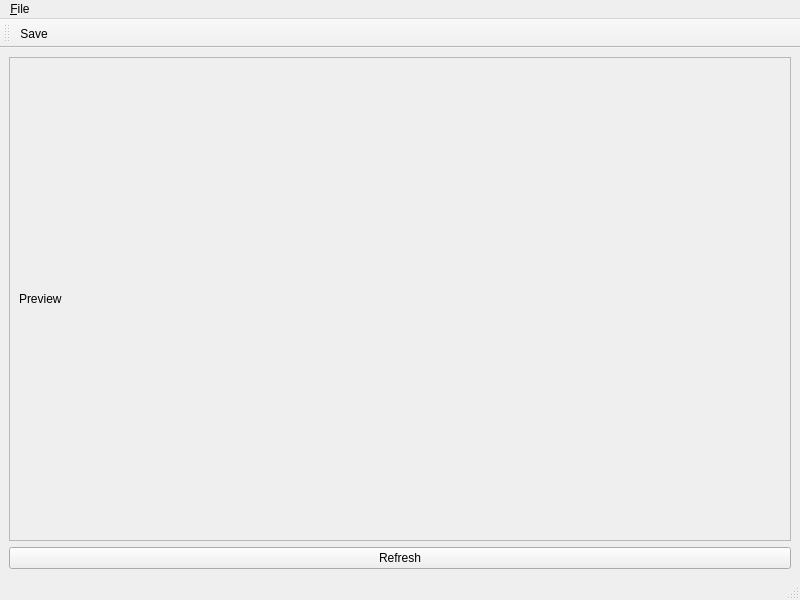
Before: the Qt Designer form NoiseTextureGenerator/PreviewRenderer/previewrenderer.ui in Kvalme/noisetexturegenerator, drawn with Qt 5.
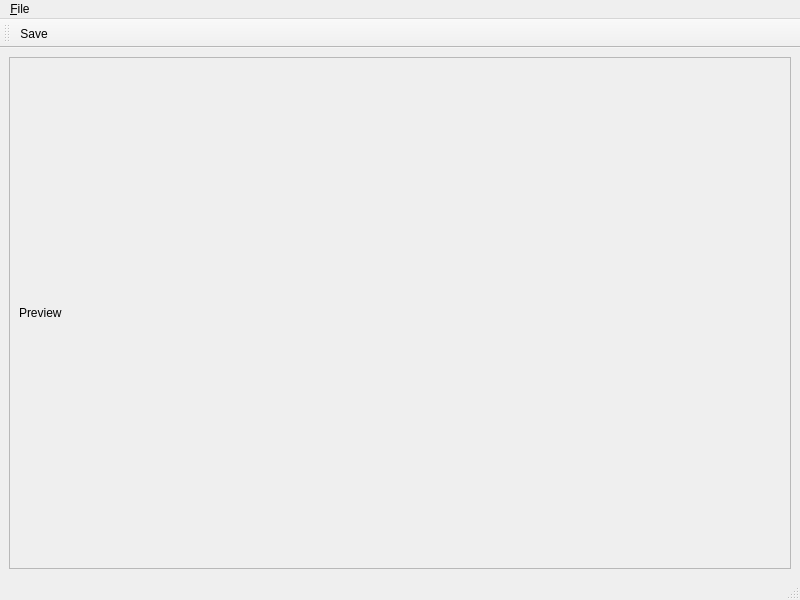
After: the same form once the commit is applied.

```diff
--- a/NoiseTextureGenerator/PreviewRenderer/previewrenderer.ui
+++ b/NoiseTextureGenerator/PreviewRenderer/previewrenderer.ui
@@ -26,7 +26,7 @@
          <x>0</x>
          <y>0</y>
          <width>786</width>
-         <height>494</height>
+         <height>522</height>
         </rect>
        </property>
        <layout class="QVBoxLayout" name="verticalLayout_2">
@@ -41,13 +41,6 @@
       </widget>
      </widget>
     </item>
-    <item>
-     <widget class="QPushButton" name="refreshImage">
-      <property name="text">
-       <string>Refresh</string>
-      </property>
-     </widget>
-    </item>
    </layout>
   </widget>
   <widget class="QMenuBar" name="menubar">
```
